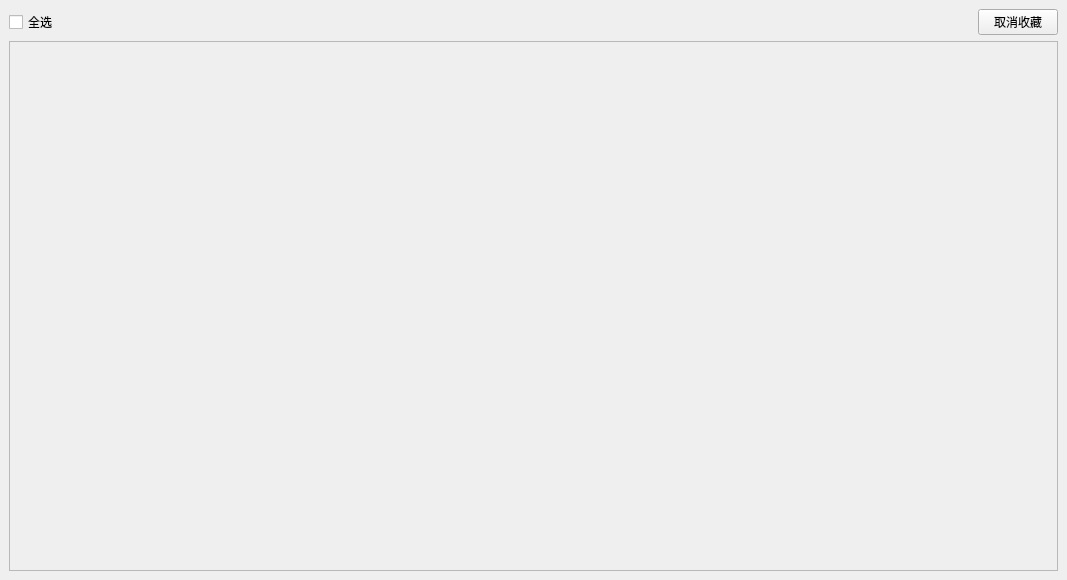
This is MyCollectionWindow.ui in tsukishima1321/shopping as Qt 5 draws it before an edit. The edited form follows.
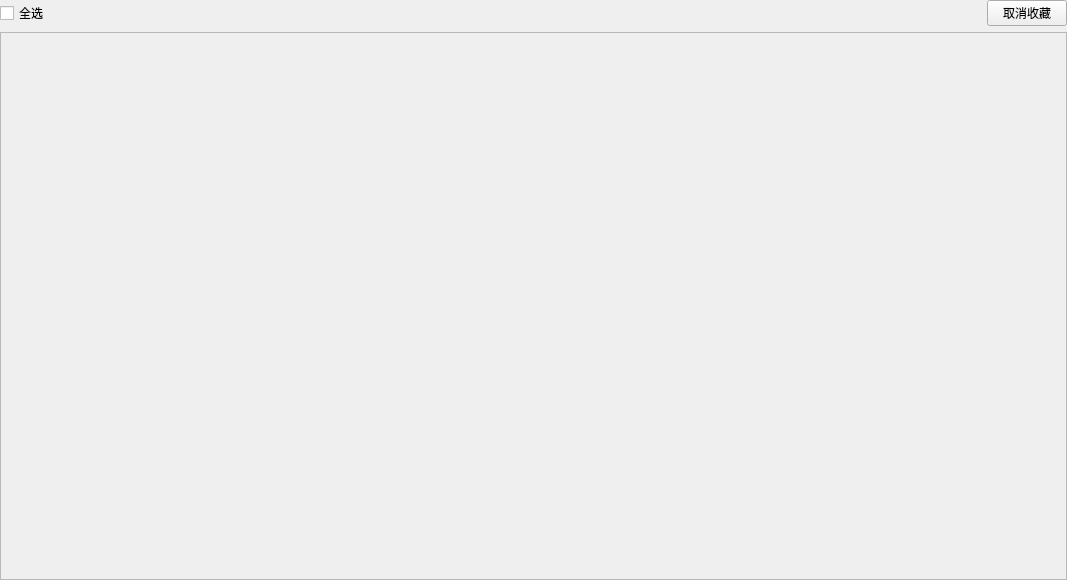
This is the edited form.

Diff of the .ui file:
```diff
--- a/MyCollectionWindow.ui
+++ b/MyCollectionWindow.ui
@@ -15,6 +15,18 @@
   </property>
   <widget class="QWidget" name="centralwidget">
    <layout class="QVBoxLayout" name="verticalLayout">
+    <property name="leftMargin">
+     <number>0</number>
+    </property>
+    <property name="topMargin">
+     <number>0</number>
+    </property>
+    <property name="rightMargin">
+     <number>0</number>
+    </property>
+    <property name="bottomMargin">
+     <number>0</number>
+    </property>
     <item>
      <layout class="QHBoxLayout" name="horizontalLayout">
       <item>
@@ -56,8 +68,8 @@
         <rect>
          <x>0</x>
          <y>0</y>
-         <width>1047</width>
-         <height>529</height>
+         <width>1065</width>
+         <height>547</height>
         </rect>
        </property>
       </widget>
```
